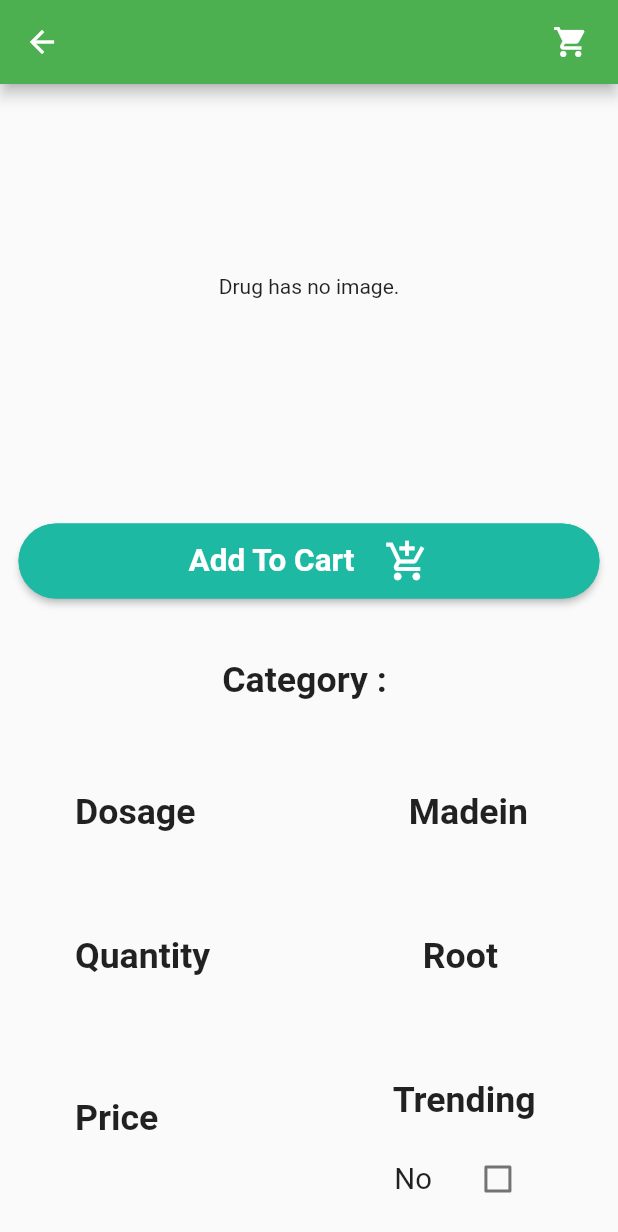
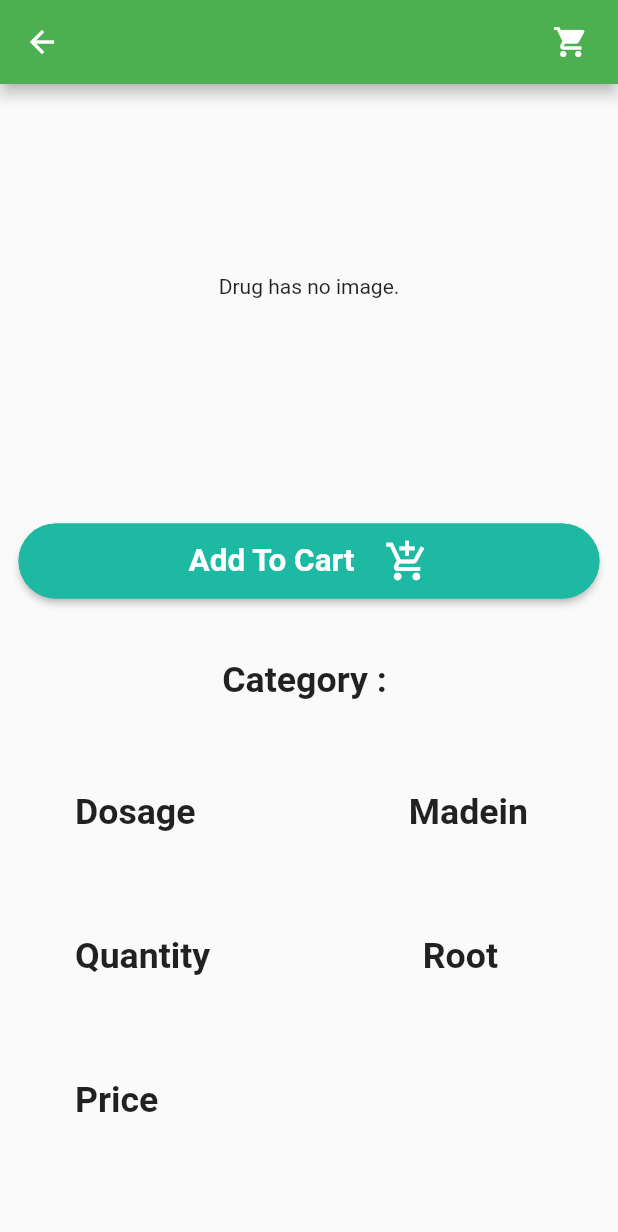
Before and after one commit to rmanselefi/alen_mobile, a Flutter app: the DetailForDrug screen opened directly with empty values, on a phone screen of 412 x 824 dp. Shown: the top 1232 px of the screen. Run offline on Flutter 3.47's test engine with Material 2 defaults, Android fonts, the phone set to English and light mode, and no system bars; our stand-ins replace cloud_firestore, connectivity_plus, country_code_picker, firebase_auth, firebase_core, firebase_storage and 9 more; missing offline and left inert: firestore_search, mailto, map_launcher; accounts and stored records are empty; project files that could hold a hidden picture were left out.

Commit message:
trending removed

```diff
--- a/lib/ui/Details/DetailForDrug.dart
+++ b/lib/ui/Details/DetailForDrug.dart
@@ -353,50 +353,6 @@ class _DetailForDrugState extends State<DetailForDrug> {
                                           ),
                                         ]),
                                   ),
-                                  Container(
-                                    padding: EdgeInsets.only(right: 35),
-                                    child: Column(
-                                        mainAxisAlignment: MainAxisAlignment.start,
-                                        children: [
-                                          Container(
-                                            padding: EdgeInsets.only(right: 20, top: 10),
-                                            child: Text(
-                                              'Trending',
-                                              textScaleFactor: 1.7,
-                                              textAlign: TextAlign.left,
-                                              overflow: TextOverflow.ellipsis,
-                                              style: const TextStyle(
-                                                  fontWeight: FontWeight.bold),
-                                            ),
-                                          ),
-                                          Row(
-                                            mainAxisAlignment: MainAxisAlignment.spaceEvenly,
-                                            children: [
-                                              Container(
-                                                padding: EdgeInsets.only(right: 20, top: 15),
-                                                child: Text(
-                                                  (widget.drug.trending) ? "Yes" : "No",
-                                                  textAlign: TextAlign.left,
-                                                  maxLines: 3,
-                                                  textScaleFactor: 1.4,
-                                                  overflow: TextOverflow.ellipsis,
-                                                ),
-                                              ),
-                                              Container(
-                                                padding: EdgeInsets.only(right: 20, top: 15),
-                                                child: Checkbox(
-                                                  value: widget.drug.trending,
-                                                  onChanged: (bool value) {
-                                                    setState(() {
-                                                      // widget.drug.trending = value;
-                                                    });
-                                                  },
-                                                ),
-                                              ),
-                                            ],
-                                          )
-                                        ]),
-                                  ),
                                 ],
                               ),
                             ),
```
Also changed, not shown: lib/ui/Details/DetailForCartDrug.dart (+0 -47 lines).
